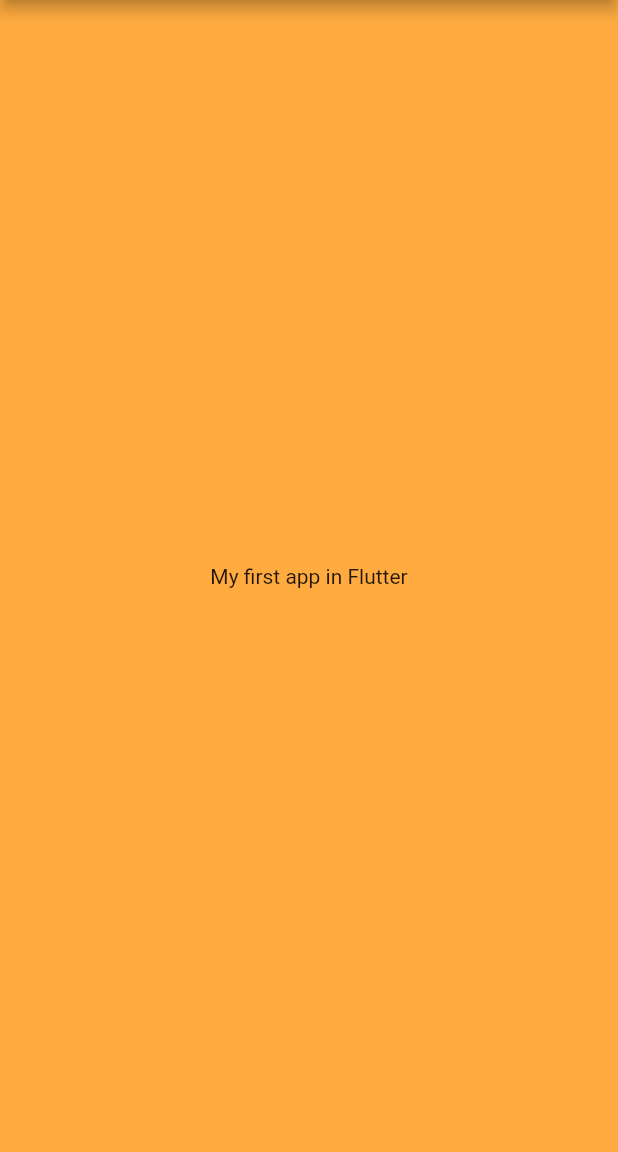
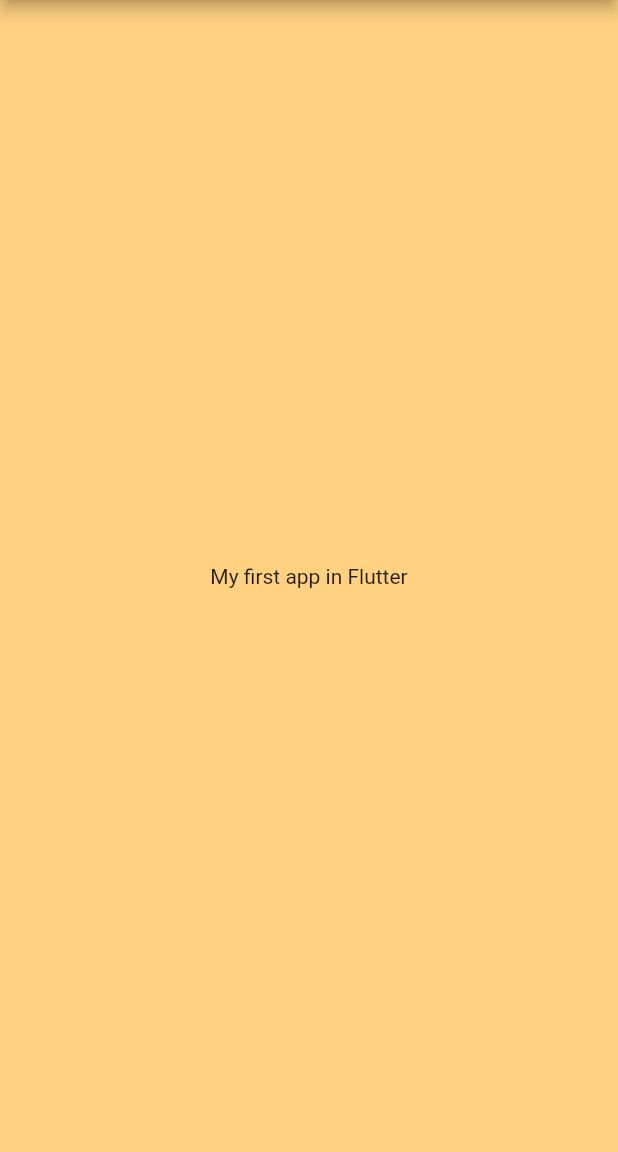
Before and after one commit to MithunW/learn_flutter, a Flutter app: the screen it shows after launch, on a phone screen of 412 x 824 dp, the part 84-1236 px from its top. Run offline on Flutter 3.47's test engine with Material 2 defaults, Android fonts, the phone set to English and light mode, and no system bars.

Commit message:
testing flutter

```diff
--- a/flutter_project/lib/myapp.dart
+++ b/flutter_project/lib/myapp.dart
@@ -13,7 +13,7 @@ class MyApp extends StatelessWidget{
           body: Center(
             child:Text('My first app in Flutter') ,
             ),
-            backgroundColor: Colors.orangeAccent,
+            backgroundColor: Colors.orangeAccent[100],
             ),
     );
   }
```
Also changed, not shown: 1 other file.
